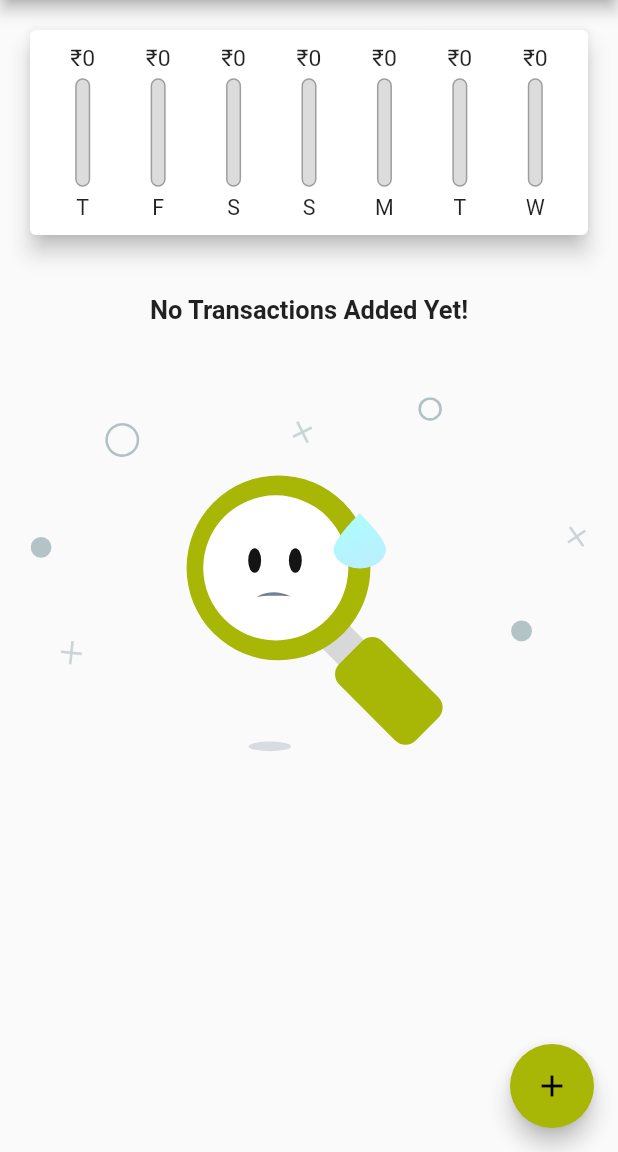
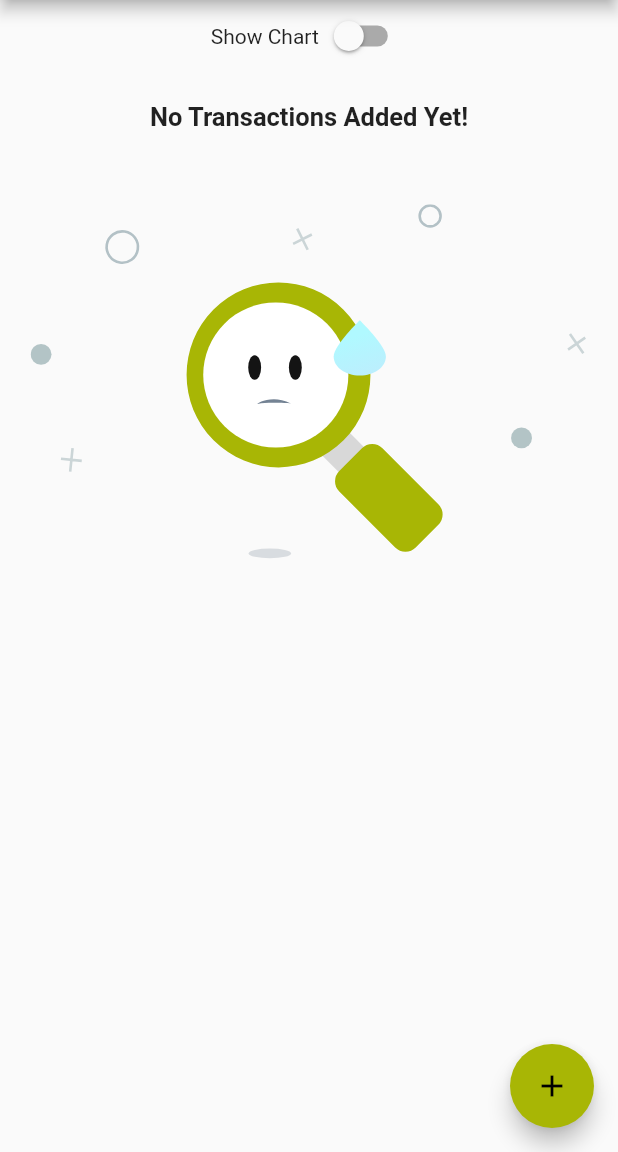
Before and after one commit to Prabhneet-Web/ExpenseTracker, a Flutter app: the screen it shows after launch, on a phone screen of 412 x 824 dp, the part 84-1236 px from its top. Run offline on Flutter 3.47's test engine with Material 2 defaults, Android fonts, the phone set to English and light mode, and no system bars; our stand-ins replace lottie.

```diff
--- a/lib/main.dart
+++ b/lib/main.dart
@@ -6,6 +6,8 @@ import 'package:provider/provider.dart';
 
 Future main() async {
   WidgetsFlutterBinding.ensureInitialized();
+
+  //This will set the orientation to the potrait mode only
   await SystemChrome.setPreferredOrientations([
     DeviceOrientation.portraitUp,
     DeviceOrientation.portraitDown,
--- a/lib/pages/homePage.dart
+++ b/lib/pages/homePage.dart
@@ -12,6 +12,8 @@ class MyHomePage extends StatefulWidget {
 }
 
 class _MyHomePageState extends State<MyHomePage> {
+  bool _showChart = false;
+
   final appBar = AppBar(
     title: const Text(
       "Expenses Tracker",
@@ -40,7 +42,21 @@ class _MyHomePageState extends State<MyHomePage> {
               builder: (context, value, child) {
                 return Column(
                   children: [
-                    Container(
+                    Row(
+                      mainAxisAlignment: MainAxisAlignment.center,
+                      children: [
+                        Text("Show Chart"),
+                        Switch(
+                            value: _showChart,
+                            onChanged: (val) {
+                              setState(() {
+                                _showChart = val;
+                              });
+                            })
+                      ],
+                    ),
+                    _showChart
+                        ? Container(
                             height: (MediaQuery.of(context).size.height -
                                     appBar.preferredSize.height -
                                     MediaQuery.of(context).padding.top) *
@@ -48,8 +64,8 @@ class _MyHomePageState extends State<MyHomePage> {
                             child: Chart(
                               recentTransactions: value.recentTransactions,
                             ),
-                    ),
-                    Container(
+                          )
+                        : Container(
                             height: (MediaQuery.of(context).size.height -
                                     appBar.preferredSize.height -
                                     MediaQuery.of(context).padding.top) *
```
Lines whose indentation alone changed are shown as unchanged.
